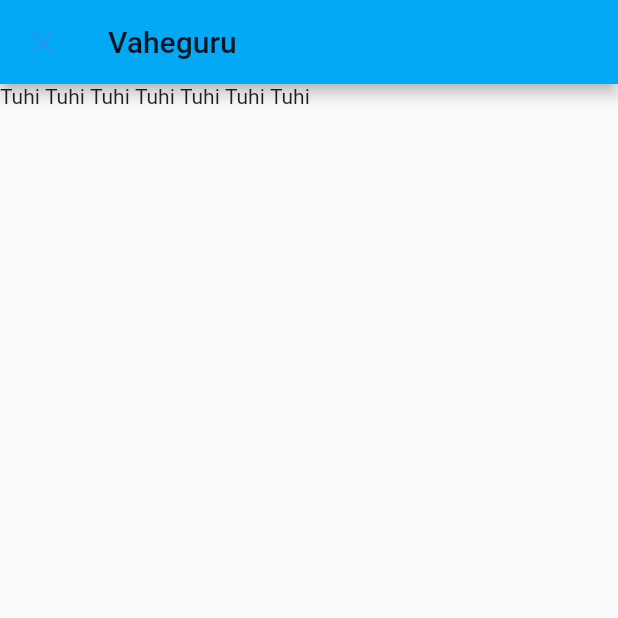
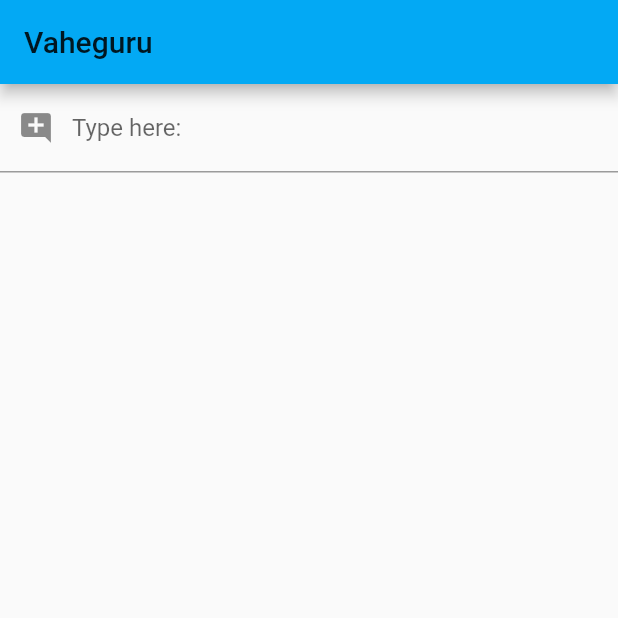
Before and after one commit to Giansingh4710/pange, a Flutter app: the screen it shows after launch, on a phone screen of 412 x 824 dp, the top half of it. Run offline on Flutter 3.47's test engine with Material 2 defaults, Android fonts, the phone set to English and light mode, and no system bars.

Commit message:
Type Field that prints what your are typing in real time while you are typing

```diff
--- a/lib/main.dart
+++ b/lib/main.dart
@@ -21,27 +21,41 @@ class MyApp extends StatelessWidget {
 class FirstClass extends StatelessWidget {
   @override
   Widget build(BuildContext context) {
-    return Scaffold(
-        appBar: AppBar(
-            title: Text('Vaheguru'), leading: CloseButton(color: Colors.blue)),
-        //body: Text('Vaheguru'),
-        body: Row(
-          children: <Widget>[
-            TextWid(),
-            TextWid(),
-            TextWid(),
-            TextWid(),
-            TextWid(),
-            TextWid(),
-            TextWid(),
-          ],
-        ));
+    return Scaffold(appBar: AppBar(title: Text("Vaheguru")), body: TextInput());
   }
 }
 
-class TextWid extends StatelessWidget {
+class TextInput extends StatefulWidget {
+  @override
+  _TextInputState createState() => _TextInputState();
+}
+
+class _TextInputState extends State<TextInput> {
+  final control = TextEditingController();
+  String text = "";
+
+  @override
+  void dispose() {
+    super.dispose();
+    control.dispose();
+  }
+
+  void changeText(text) {
+    setState(() {
+      this.text = text;
+    });
+  }
+
   @override
   Widget build(BuildContext context) {
-    return Text('Tuhi\t');
+    return Column(children: <Widget>[
+      TextField(
+        controller: this.control,
+        decoration: InputDecoration(
+            prefixIcon: Icon(Icons.add_comment), labelText: "Type here:"),
+        onChanged: (text) => this.changeText(text),
+      ),
+      Text(this.text)
+    ]);
   }
 }
```
